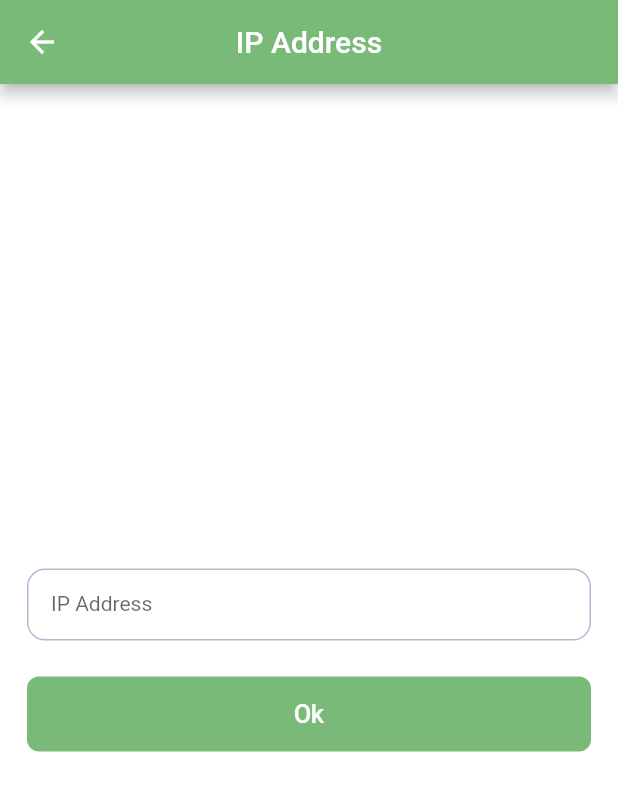
After one commit to rabukhader/nursery, a Flutter app: the IpAddressPage screen opened directly, on a phone screen of 412 x 824 dp. The commit adds this screen. Shown: the top 791 px of the screen. Run offline on Flutter 3.47's test engine with Material 3 defaults, Android fonts, the light colour scheme and no system bars; our stand-ins replace animate_do, another_flushbar, cloud_firestore, event_bus, firebase_auth, firebase_core and 12 more; missing offline and left inert: flutter_paypal_checkout, flutter_vlc_player; accounts and stored records are empty; Roboto replaces fonts that are missing (Poppins); project files that could hold a hidden picture were left out.

Commit message:
mobile-done

```diff
--- a/lib/main.dart
+++ b/lib/main.dart
@@ -1,9 +1,7 @@
 import 'dart:async';
 import 'package:firebase_core/firebase_core.dart';
-import 'package:nursery/model/user.dart';
 import 'package:nursery/services/firebase_auth_service.dart';
 import 'package:nursery/services/firestore_service.dart';
-import 'package:nursery/services/notification_service.dart';
 import 'firebase_options.dart';
 import 'package:flutter/material.dart';
 import 'package:flutter/services.dart';
@@ -31,6 +29,4 @@ void _setupGetIt() {
   GetIt.I.registerLazySingleton<FirestoreService>(() => FirestoreService());
   GetIt.I.registerLazySingleton<FirebaseAuthService>(
       () => FirebaseAuthService(authStore: GetIt.I<AuthStore>()));
-    GetIt.I.registerLazySingleton<NotificationService>(
-      () => NotificationService(GetIt.I<AuthStore>(), UserType.nursery),);
 }
--- /dev/null
+++ b/lib/ui/home/ip_address_page/ip_address_page.dart
@@ -0,0 +1,81 @@
+import 'package:flutter/material.dart';
+import 'package:nursery/utils/buttons.dart';
+import 'package:nursery/utils/colors.dart';
+
+class IpAddressPage extends StatefulWidget {
+  final String? ipAddress;
+  const IpAddressPage({super.key, this.ipAddress});
+
+  @override
+  State<IpAddressPage> createState() => _IpAddressPageState();
+}
+
+class _IpAddressPageState extends State<IpAddressPage> {
+  final TextEditingController ipController = TextEditingController();
+  final GlobalKey<FormState> formKey = GlobalKey<FormState>();
+
+  @override
+  initState() {
+    super.initState();
+    ipController.text = widget.ipAddress ?? "";
+  }
+
+  @override
+  Widget build(BuildContext context) {
+    return Scaffold(
+      appBar: AppBar(
+        backgroundColor: kPrimaryColor,
+        centerTitle: true,
+        title: const Text("IP Address"),
+      ),
+      body: Center(
+        child: Form(
+          key: formKey,
+          child: Column(
+            mainAxisAlignment: MainAxisAlignment.center,
+            children: [
+              Padding(
+                padding: const EdgeInsets.symmetric(
+                    vertical: 12.0, horizontal: 18.0),
+                child: TextFormField(
+                  controller: ipController,
+                  decoration: const InputDecoration(
+                    labelText: 'IP Address',
+                    hintText: '192.168.....',
+                  ),
+                  keyboardType: TextInputType.number,
+                  validator: (value) {
+                    // Simple regex to validate IP address
+                    const ipPattern = r'^(?:[0-9]{1,3}\.){3}[0-9]{1,3}$';
+                    if (value == null || value.isEmpty) {
+                      return 'Please enter an IP address';
+                    }
+                    if (!RegExp(ipPattern).hasMatch(value)) {
+                      return 'Please enter a valid IP address';
+                    }
+                    return null;
+                  },
+                ),
+              ),
+              Padding(
+                padding: const EdgeInsets.symmetric(
+                    vertical: 12.0, horizontal: 18.0),
+                child: Row(
+                  children: [
+                    Expanded(
+                        child: QPrimaryButton(
+                      label: "Ok",
+                      onPressed: () {
+                        Navigator.pop(context, ipController.text);
+                      },
+                    ))
+                  ],
+                ),
+              )
+            ],
+          ),
+        ),
+      ),
+    );
+  }
+}
--- a/lib/ui/home/parent_dashboard/parent_dashboard.dart
+++ b/lib/ui/home/parent_dashboard/parent_dashboard.dart
@@ -43,6 +43,7 @@ class _ParentDashboardState extends State<ParentDashboard> {
           ParentDashboardProvider provider = context.watch();
           return SingleChildScrollView(
             child: Column(children: [
+
               Container(
                 alignment: Alignment.centerLeft,
                 padding:
--- a/lib/utils/toaster.dart
+++ b/lib/utils/toaster.dart
@@ -47,7 +47,7 @@ class ErrorUtils {
       int? animationDuration}) async {
     Flushbar flushBar = Flushbar(
       onTap: (v) => {
-        Navigator.push(context, MaterialPageRoute(builder: (context) => const MonitoringPage()))
+        Navigator.push(context, MaterialPageRoute(builder: (context) => const MonitoringPage(ip : "192.168.1.141")))
       },
       flushbarPosition: FlushbarPosition.TOP,
       backgroundColor:
```
Also changed, not shown: lib/services/notification_service.dart (deleted, +0 -50 lines), lib/ui/home/book_room_parent/book_room.dart (+43 -26 lines), lib/ui/home/forms/book_room_for_baby.dart (+19 -7 lines), lib/ui/home/home_page.dart (+6 -11 lines), lib/ui/home/home_page_provider.dart (+96 -18 lines), lib/ui/home/monitoring_page/monitoring_page.dart (+5 -21 lines).
